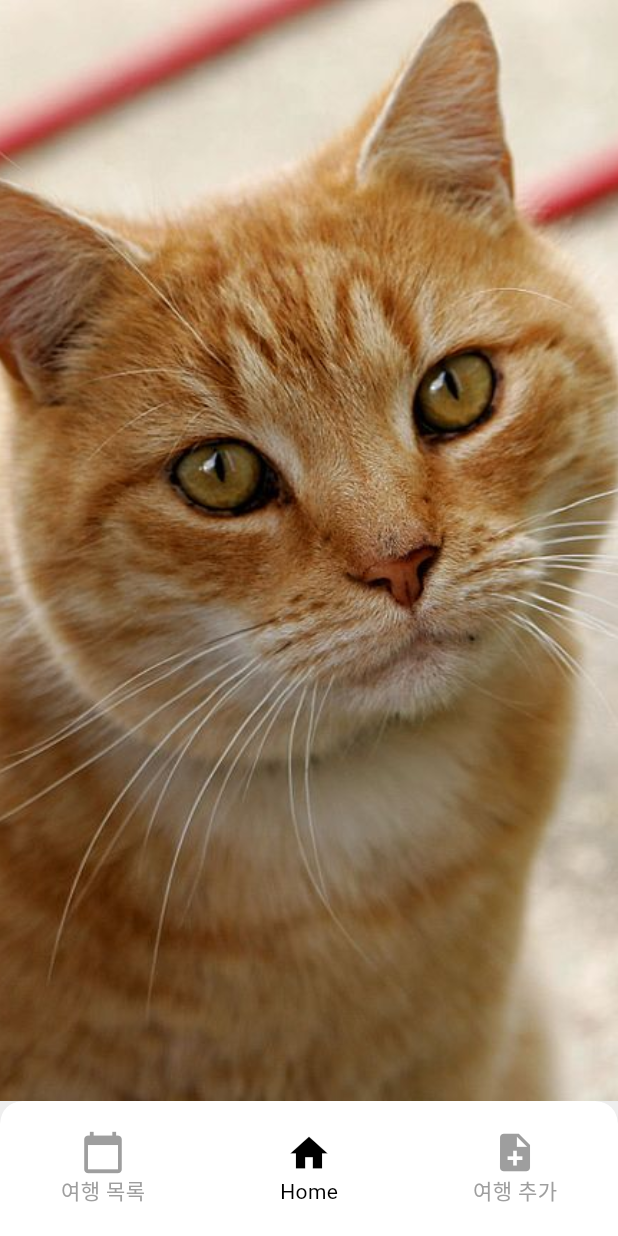
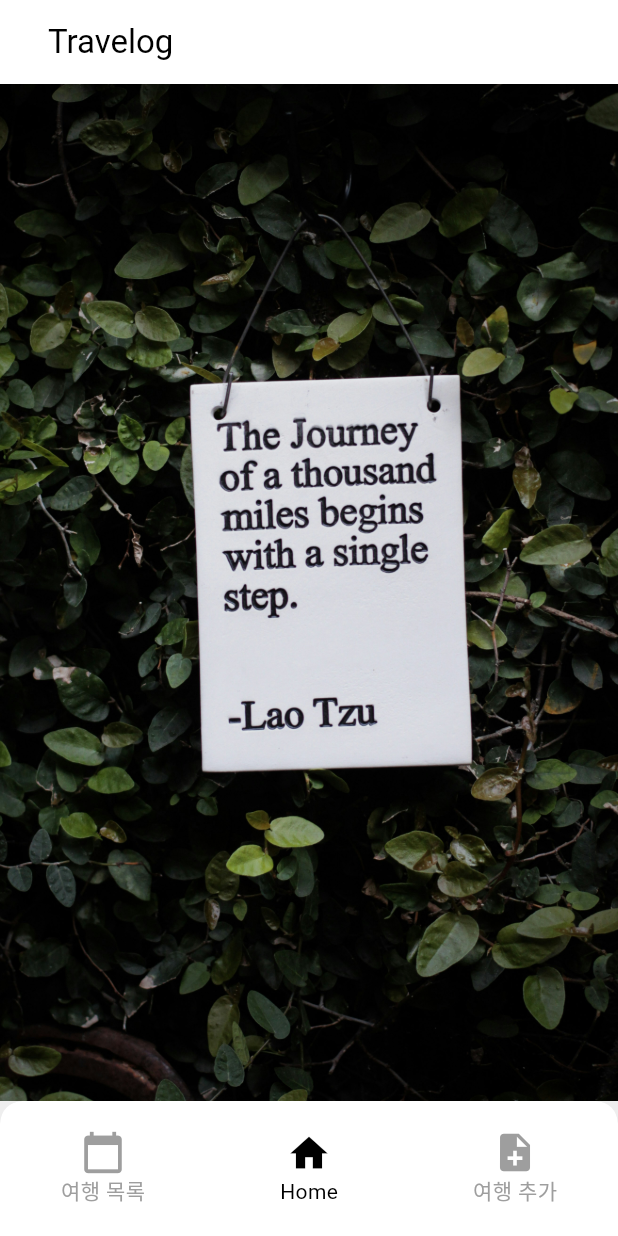
Before and after one commit to expr01/TravlePlanner, a Flutter app: the screen it shows after launch, on a phone screen of 412 x 824 dp. Run offline on Flutter 3.47's test engine with Material 3 defaults, Android fonts, the phone set to English and light mode, and no system bars; our stand-ins replace shared_preferences, table_calendar.

Commit message:
메인페이지 사진 변경 및 헤더 추가

```diff
--- a/lib/main.dart
+++ b/lib/main.dart
@@ -1,4 +1,3 @@
-// main.dart
 import 'package:flutter/material.dart';
 import 'package:travelplanner/main/pages/main_page.dart';
 import 'package:travelplanner/travle_plan/pages/travel_plan_list_page.dart';
@@ -7,7 +6,7 @@ import 'package:travelplanner/travle_plan/pages/travel_plan_detail_page.dart';
 import 'package:travelplanner/travle_plan/models/travel_plan.dart';
 
 void main() {
-  runApp(MyApp());
+  runApp(MyApp()); // const 제거
 }
 
 class MyApp extends StatelessWidget {
--- a/lib/main/pages/home.dart
+++ b/lib/main/pages/home.dart
@@ -1,33 +1,39 @@
 import 'dart:async'; // Timer를 사용하기 위해 추가
 import 'package:flutter/material.dart';
 
-void main() => runApp(const MyApp());
+void main() => runApp(MyApp()); // const 제거
 
 class MyApp extends StatelessWidget {
-  const MyApp({super.key});
-
   @override
   Widget build(BuildContext context) {
-    return const MaterialApp(
+    return MaterialApp(
       home: Home(),
     );
   }
 }
 
 class Home extends StatelessWidget {
-  const Home({super.key});
-
   @override
   Widget build(BuildContext context) {
-    return const Scaffold(
-      body: ImageSlider(),
+    return Scaffold(
+      appBar: AppBar(
+        title: const Padding(
+          padding: EdgeInsets.only(left: 16.0), // 왼쪽에 16픽셀의 여백 추가
+          child: Text(
+            'Travelog',
+            style: TextStyle(color: Colors.black), // 검은색 글씨로 설정
+          ),
+        ),
+        backgroundColor: Colors.white, // 헤더바 배경색 흰색으로 설정
+        elevation: 0, // 그림자 제거
+        centerTitle: false, // 제목을 좌측에 배치
+      ),
+      body: ImageSlider(), // const 제거
     );
   }
 }
 
 class ImageSlider extends StatefulWidget {
-  const ImageSlider({super.key});
-
   @override
   _ImageSliderState createState() => _ImageSliderState();
 }
@@ -38,9 +44,16 @@ class _ImageSliderState extends State<ImageSlider> {
   Timer? _timer;
 
   final List<String> images = [
-    'lib/main/assets/1.png',
-    'lib/main/assets/2.png',
-    'lib/main/assets/3.png',
+    'lib/main/assets/1.jpg',
+    'lib/main/assets/2.jpg',
+    'lib/main/assets/3.jpg',
+    'lib/main/assets/4.jpg',
+    'lib/main/assets/5.jpg',
+    'lib/main/assets/6.jpg',
+    'lib/main/assets/7.jpg',
+    'lib/main/assets/8.jpg',
+    'lib/main/assets/9.jpg',
+    'lib/main/assets/10.jpg',
   ];
 
   @override
```
Also changed, not shown: pubspec.yaml (+10 -3 lines), lib/main/assets/1.png (deleted), lib/main/assets/10.jpg (added), lib/main/assets/2.jpg (added), lib/main/assets/2.png (deleted), lib/main/assets/3.jpg (added), lib/main/assets/3.png (deleted), lib/main/assets/6.jpg (added), lib/main/assets/7.jpg (added), lib/main/assets/8.jpg (added), lib/main/assets/9.jpg (added), 3 other files.
